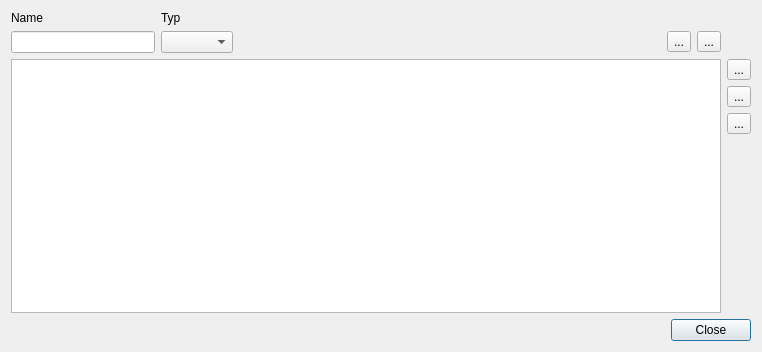
First picture: the form in ui/qmcertificatedialog.ui, repository Christian-Kr/QualificationMatrix, before the edit.
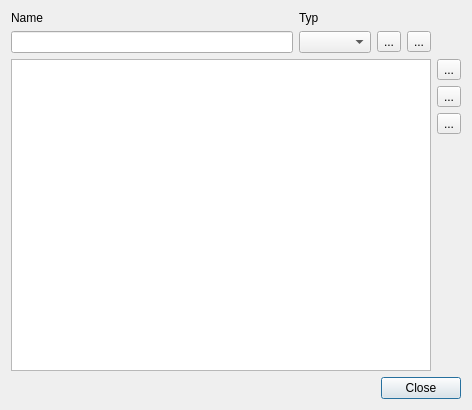
Second picture: the form after the edit. Icons and pictures are not drawn.

Commit message: Save window size of certificate dialog

The edit to the form file:
```diff
--- a/ui/qmcertificatedialog.ui
+++ b/ui/qmcertificatedialog.ui
@@ -6,8 +6,8 @@
    <rect>
     <x>0</x>
     <y>0</y>
-    <width>762</width>
-    <height>352</height>
+    <width>472</width>
+    <height>410</height>
    </rect>
   </property>
   <property name="windowTitle">
@@ -16,13 +16,6 @@
   <layout class="QGridLayout" name="gridLayout_2">
    <item row="0" column="0">
     <layout class="QGridLayout" name="gridLayout">
-     <item row="0" column="0">
-      <widget class="QLabel" name="label">
-       <property name="text">
-        <string>Name</string>
-       </property>
-      </widget>
-     </item>
      <item row="0" column="1">
       <widget class="QLabel" name="label_2">
        <property name="text">
@@ -30,8 +23,12 @@
        </property>
       </widget>
      </item>
-     <item row="1" column="0">
-      <widget class="QLineEdit" name="leName"/>
+     <item row="0" column="0">
+      <widget class="QLabel" name="label">
+       <property name="text">
+        <string>Name</string>
+       </property>
+      </widget>
      </item>
      <item row="1" column="1">
       <widget class="QComboBox" name="cbType">
@@ -41,19 +38,6 @@
       </widget>
      </item>
      <item row="1" column="2">
-      <spacer name="horizontalSpacer">
-       <property name="orientation">
-        <enum>Qt::Horizontal</enum>
-       </property>
-       <property name="sizeHint" stdset="0">
-        <size>
-         <width>428</width>
-         <height>20</height>
-        </size>
-       </property>
-      </spacer>
-     </item>
-     <item row="1" column="3">
       <widget class="QToolButton" name="tbrevert">
        <property name="text">
         <string>...</string>
@@ -70,7 +54,10 @@
        </property>
       </widget>
      </item>
-     <item row="1" column="4">
+     <item row="1" column="0">
+      <widget class="QLineEdit" name="leName"/>
+     </item>
+     <item row="1" column="3">
       <widget class="QToolButton" name="tbFilter">
        <property name="text">
         <string>...</string>
```
Left out of the diff: 19 changed lines with no effect on the pictures. The commit also changes 6 other files.
